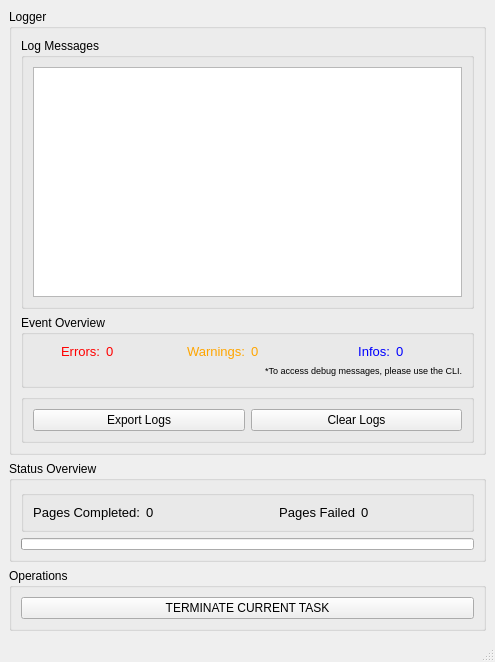
Qt form UserInterface/Source/status_window.ui (sqz269/BooruScraper) before a commit.
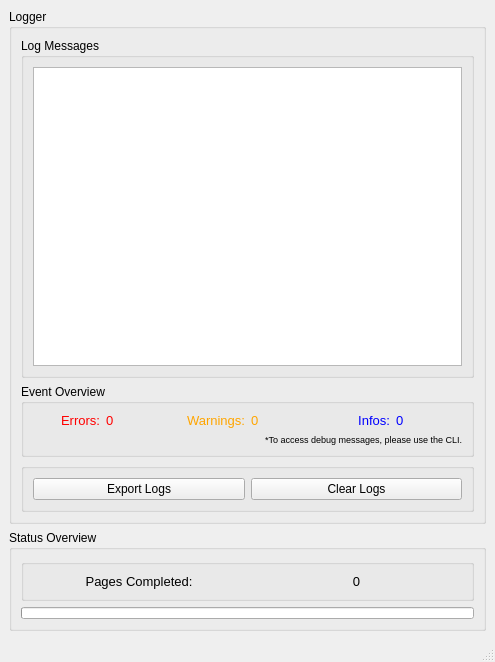
The same form after that commit.

Commit message: UI for pixiv will now function properly (Status window, page tracker, Config Window)

What changed in the file:
```diff
--- a/UserInterface/Source/status_window.ui
+++ b/UserInterface/Source/status_window.ui
@@ -265,21 +265,6 @@
           <string/>
          </property>
          <layout class="QGridLayout" name="gridLayout_3">
-          <item row="0" column="2">
-           <widget class="QLabel" name="status_posts_scraped_l">
-            <property name="font">
-             <font>
-              <pointsize>10</pointsize>
-             </font>
-            </property>
-            <property name="text">
-             <string>Pages Failed</string>
-            </property>
-            <property name="alignment">
-             <set>Qt::AlignRight|Qt::AlignTrailing|Qt::AlignVCenter</set>
-            </property>
-           </widget>
-          </item>
           <item row="0" column="1">
            <widget class="QLabel" name="status_pages_completed">
             <property name="font">
@@ -290,6 +275,9 @@
             <property name="text">
              <string>0</string>
             </property>
+            <property name="alignment">
+             <set>Qt::AlignCenter</set>
+            </property>
            </widget>
           </item>
           <item row="0" column="0">
@@ -303,19 +291,7 @@
              <string>Pages Completed:</string>
             </property>
             <property name="alignment">
-             <set>Qt::AlignRight|Qt::AlignTrailing|Qt::AlignVCenter</set>
-            </property>
-           </widget>
-          </item>
-          <item row="0" column="3">
-           <widget class="QLabel" name="status_posts_scraped">
-            <property name="font">
-             <font>
-              <pointsize>10</pointsize>
-             </font>
-            </property>
-            <property name="text">
-             <string>0</string>
+             <set>Qt::AlignCenter</set>
             </property>
            </widget>
           </item>
@@ -325,28 +301,6 @@
       </layout>
      </widget>
     </item>
-    <item>
-     <widget class="QGroupBox" name="operation">
-      <property name="sizePolicy">
-       <sizepolicy hsizetype="Preferred" vsizetype="Fixed">
-        <horstretch>0</horstretch>
-        <verstretch>0</verstretch>
-       </sizepolicy>
-      </property>
-      <property name="title">
-       <string>Operations</string>
-      </property>
-      <layout class="QVBoxLayout" name="verticalLayout_2">
-       <item>
-        <widget class="QPushButton" name="terminate_current_task">
-         <property name="text">
-          <string>TERMINATE CURRENT TASK</string>
-         </property>
-        </widget>
-       </item>
-      </layout>
-     </widget>
-    </item>
    </layout>
   </widget>
   <widget class="QStatusBar" name="statusbar"/>
```
The commit also changes 12 other files.
